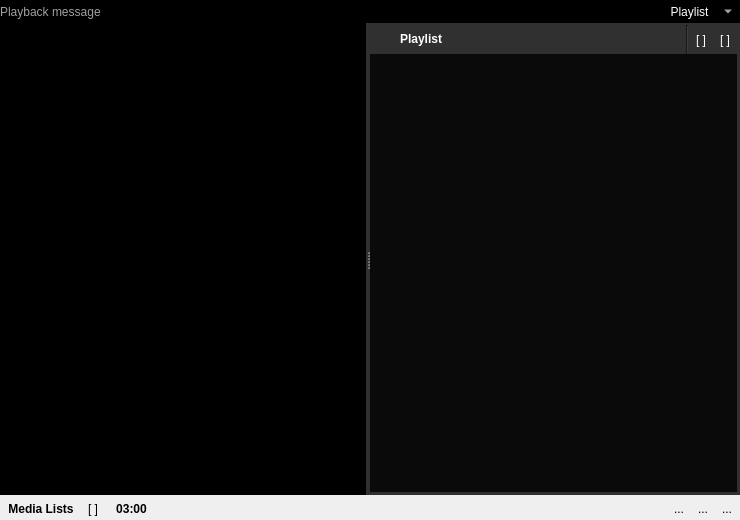
The window that src/mainwindow.ui (KDE/bangarang) describes before a commit, drawn with Qt 5.
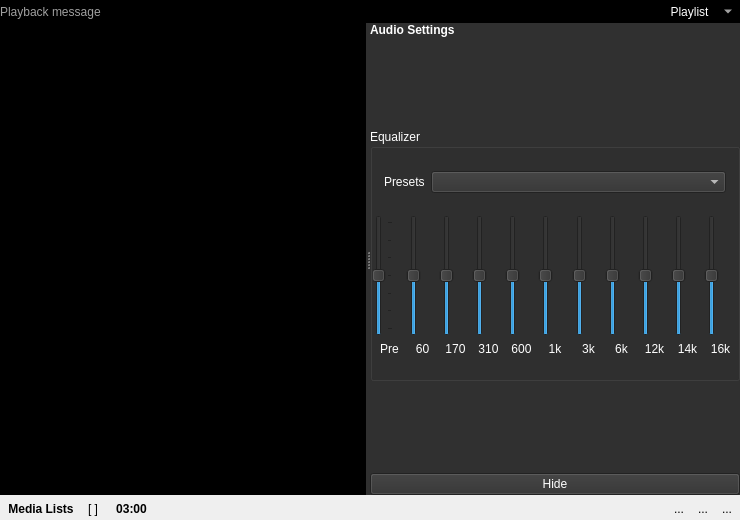
The same window after the commit. The open tabs and pages were chosen to show the change. Icons and pictures are not drawn. Custom widgets are drawn as their Qt base class.

Commit message: add audiosettings - equalizer.

The edit to the form file:
```diff
--- a/src/mainwindow.ui
+++ b/src/mainwindow.ui
@@ -4930,7 +4930,7 @@
                   <bool>true</bool>
                  </property>
                  <property name="currentIndex">
-                  <number>0</number>
+                  <number>1</number>
                  </property>
                  <widget class="QWidget" name="playlistHolderPage1">
                   <layout class="QVBoxLayout" name="verticalLayout_13">
@@ -5643,6 +5643,554 @@
                    </item>
                   </layout>
                  </widget>
+                 <widget class="QWidget" name="audioSettingsHolder">
+                  <layout class="QVBoxLayout" name="verticalLayout_38">
+                   <property name="margin">
+                    <number>0</number>
+                   </property>
+                   <item>
+                    <widget class="QLabel" name="label_2">
+                     <property name="font">
+                      <font>
+                       <weight>75</weight>
+                       <bold>true</bold>
+                      </font>
+                     </property>
+                     <property name="text">
+                      <string>Audio Settings</string>
+                     </property>
+                     <property name="margin">
+                      <number>8</number>
+                     </property>
+                    </widget>
+                   </item>
+                   <item>
+                    <widget class="QWidget" name="widget_10" native="true">
+                     <property name="sizePolicy">
+                      <sizepolicy hsizetype="Preferred" vsizetype="Expanding">
+                       <horstretch>0</horstretch>
+                       <verstretch>0</verstretch>
+                      </sizepolicy>
+                     </property>
+                     <property name="maximumSize">
+                      <size>
+                       <width>16777215</width>
+                       <height>80</height>
+                      </size>
+                     </property>
+                    </widget>
+                   </item>
+                   <item>
+                    <widget class="QGroupBox" name="groupBox">
+                     <property name="sizePolicy">
+                      <sizepolicy hsizetype="Preferred" vsizetype="Expanding">
+                       <horstretch>0</horstretch>
+                       <verstretch>0</verstretch>
+                      </sizepolicy>
+                     </property>
+                     <property name="title">
+                      <string>Equalizer</string>
+                     </property>
+                     <layout class="QVBoxLayout" name="verticalLayout_48">
+                      <property name="spacing">
+                       <number>0</number>
+                      </property>
+                      <property name="leftMargin">
+                       <number>0</number>
+                      </property>
+                      <property name="rightMargin">
+                       <number>0</number>
+                      </property>
+                      <item>
+                       <widget class="QWidget" name="widget_24" native="true">
+                        <layout class="QHBoxLayout" name="horizontalLayout_15">
+                         <item>
+                          <widget class="QLabel" name="label_12">
+                           <property name="text">
+                            <string>Presets</string>
+                           </property>
+                          </widget>
+                         </item>
+                         <item>
+                          <widget class="QComboBox" name="eqPresets">
+                           <property name="sizePolicy">
+                            <sizepolicy hsizetype="Expanding" vsizetype="Fixed">
+                             <horstretch>0</horstretch>
+                             <verstretch>0</verstretch>
+                            </sizepolicy>
+                           </property>
+                          </widget>
+                         </item>
+                        </layout>
+                       </widget>
+                      </item>
+                      <item>
+                       <widget class="QWidget" name="widget_23" native="true">
+                        <layout class="QHBoxLayout" name="horizontalLayout_16">
+                         <property name="spacing">
+                          <number>0</number>
+                         </property>
+                         <property name="margin">
+                          <number>0</number>
+                         </property>
+                         <item>
+                          <widget class="QWidget" name="widget_12" native="true">
+                           <property name="sizePolicy">
+                            <sizepolicy hsizetype="Minimum" vsizetype="Preferred">
+                             <horstretch>0</horstretch>
+                             <verstretch>0</verstretch>
+                            </sizepolicy>
+                           </property>
+                           <layout class="QVBoxLayout" name="verticalLayout_40">
+                            <property name="leftMargin">
+                             <number>0</number>
+                            </property>
+                            <property name="rightMargin">
+                             <number>0</number>
+                            </property>
+                            <item>
+                             <widget class="QSlider" name="eq1">
+                              <property name="minimum">
+                               <number>-12</number>
+                              </property>
+                              <property name="maximum">
+                               <number>12</number>
+                              </property>
+                              <property name="orientation">
+                               <enum>Qt::Vertical</enum>
+                              </property>
+                              <property name="tickPosition">
+                               <enum>QSlider::TicksBelow</enum>
+                              </property>
+                              <property name="tickInterval">
+                               <number>4</number>
+                              </property>
+                             </widget>
+                            </item>
+                            <item>
+                             <widget class="QLabel" name="eq1Label">
+                              <property name="text">
+                               <string>Pre</string>
+                              </property>
+                              <property name="alignment">
+                               <set>Qt::AlignCenter</set>
+                              </property>
+                             </widget>
+                            </item>
+                           </layout>
+                          </widget>
+                         </item>
+                         <item>
+                          <widget class="QWidget" name="widget_13" native="true">
+                           <layout class="QVBoxLayout" name="verticalLayout_41">
+                            <property name="leftMargin">
+                             <number>0</number>
+                            </property>
+                            <property name="rightMargin">
+                             <number>0</number>
+                            </property>
+                            <item>
+                             <widget class="QSlider" name="eq2">
+                              <property name="minimum">
+                               <number>-12</number>
+                              </property>
+                              <property name="maximum">
+                               <number>12</number>
+                              </property>
+                              <property name="orientation">
+                               <enum>Qt::Vertical</enum>
+                              </property>
+                              <property name="tickPosition">
+                               <enum>QSlider::NoTicks</enum>
+                              </property>
+                             </widget>
+                            </item>
+                            <item>
+                             <widget class="QLabel" name="eq2Label">
+                              <property name="text">
+                               <string>60</string>
+                              </property>
+                              <property name="alignment">
+                               <set>Qt::AlignCenter</set>
+                              </property>
+                             </widget>
+                            </item>
+                           </layout>
+                          </widget>
+                         </item>
+                         <item>
+                          <widget class="QWidget" name="widget_21" native="true">
+                           <layout class="QVBoxLayout" name="verticalLayout_50">
+                            <property name="leftMargin">
+                             <number>0</number>
+                            </property>
+                            <property name="rightMargin">
+                             <number>0</number>
+                            </property>
+                            <item>
+                             <widget class="QSlider" name="eq3">
+                              <property name="minimum">
+                               <number>-12</number>
+                              </property>
+                              <property name="maximum">
+                               <number>12</number>
+                              </property>
+                              <property name="orientation">
+                               <enum>Qt::Vertical</enum>
+                              </property>
+                              <property name="tickPosition">
+                               <enum>QSlider::NoTicks</enum>
+                              </property>
+                             </widget>
+                            </item>
+                            <item>
+                             <widget class="QLabel" name="eq3Label">
+                              <property name="text">
+                               <string>170</string>
+                              </property>
+                              <property name="alignment">
+                               <set>Qt::AlignCenter</set>
+                              </property>
+                             </widget>
+                            </item>
+                           </layout>
+                          </widget>
+                         </item>
+                         <item>
+                          <widget class="QWidget" name="widget_20" native="true">
+                           <layout class="QVBoxLayout" name="verticalLayout_49">
+                            <property name="leftMargin">
+                             <number>0</number>
+                            </property>
+                            <property name="rightMargin">
+                             <number>0</number>
+                            </property>
+                            <item>
+                             <widget class="QSlider" name="eq4">
+                              <property name="minimum">
+                               <number>-12</number>
+                              </property>
+                              <property name="maximum">
+                               <number>12</number>
+                              </property>
+                              <property name="orientation">
+                               <enum>Qt::Vertical</enum>
+                              </property>
+                              <property name="tickPosition">
+                               <enum>QSlider::NoTicks</enum>
+                              </property>
+                             </widget>
+                            </item>
+                            <item>
+                             <widget class="QLabel" name="eq4Label">
+                              <property name="text">
+                               <string>310</string>
+                              </property>
+                              <property name="alignment">
+                               <set>Qt::AlignCenter</set>
+                              </property>
+                             </widget>
+                            </item>
+                           </layout>
+                          </widget>
+                         </item>
+                         <item>
+                          <widget class="QWidget" name="widget_14" native="true">
+                           <layout class="QVBoxLayout" name="verticalLayout_42">
+                            <property name="leftMargin">
+                             <number>0</number>
+                            </property>
+                            <property name="rightMargin">
+                             <number>0</number>
+                            </property>
+                            <item>
+                             <widget class="QSlider" name="eq5">
+                              <property name="minimum">
+                               <number>-12</number>
+                              </property>
+                              <property name="maximum">
+                               <number>12</number>
+                              </property>
+                              <property name="orientation">
+                               <enum>Qt::Vertical</enum>
+                              </property>
+                              <property name="tickPosition">
+                               <enum>QSlider::NoTicks</enum>
+                              </property>
+                             </widget>
+                            </item>
+                            <item>
+                             <widget class="QLabel" name="eq5Label">
+                              <property name="text">
+                               <string>600</string>
+                              </property>
+                              <property name="alignment">
+                               <set>Qt::AlignCenter</set>
+                              </property>
+                             </widget>
+                            </item>
+                           </layout>
+                          </widget>
+                         </item>
+                         <item>
+                          <widget class="QWidget" name="widget_15" native="true">
+                           <layout class="QVBoxLayout" name="verticalLayout_43">
+                            <property name="leftMargin">
+                             <number>0</number>
+                            </property>
+                            <property name="rightMargin">
+                             <number>0</number>
+                            </property>
+                            <item>
+                             <widget class="QSlider" name="eq6">
+                              <property name="minimum">
+                               <number>-12</number>
+                              </property>
+                              <property name="maximum">
+                               <number>12</number>
+                              </property>
+                              <property name="orientation">
+                               <enum>Qt::Vertical</enum>
+                              </property>
+                              <property name="tickPosition">
+                               <enum>QSlider::NoTicks</enum>
+                              </property>
+                             </widget>
+                            </item>
+                            <item>
+                             <widget class="QLabel" name="eq6Label">
+                              <property name="text">
+                               <string>1k</string>
+                              </property>
+                              <property name="alignment">
+                               <set>Qt::AlignCenter</set>
+                              </property>
+                             </widget>
+                            </item>
+                           </layout>
+                          </widget>
+                         </item>
+                         <item>
+                          <widget class="QWidget" name="widget_16" native="true">
+                           <layout class="QVBoxLayout" name="verticalLayout_44">
+                            <property name="leftMargin">
+                             <number>0</number>
+                            </property>
+                            <property name="rightMargin">
+                             <number>0</number>
+                            </property>
+                            <item>
+                             <widget class="QSlider" name="eq7">
+                              <property name="minimum">
+                               <number>-12</number>
+                              </property>
+                              <property name="maximum">
+                               <number>12</number>
+                              </property>
+                              <property name="orientation">
+                               <enum>Qt::Vertical</enum>
+                              </property>
+                              <property name="tickPosition">
+                               <enum>QSlider::NoTicks</enum>
+                              </property>
+                             </widget>
+                            </item>
+                            <item>
+                             <widget class="QLabel" name="eq7Label">
+                              <property name="text">
+                               <string>3k</string>
+                              </property>
+                              <property name="alignment">
+                               <set>Qt::AlignCenter</set>
+                              </property>
+                             </widget>
+                            </item>
+                           </layout>
+                          </widget>
+                         </item>
+                         <item>
+                          <widget class="QWidget" name="widget_17" native="true">
+                           <layout class="QVBoxLayout" name="verticalLayout_45">
+                            <property name="leftMargin">
+                             <number>0</number>
+                            </property>
+                            <property name="rightMargin">
+                             <number>0</number>
+                            </property>
+                            <item>
+                             <widget class="QSlider" name="eq8">
+                              <property name="minimum">
+                               <number>-12</number>
+                              </property>
+                              <property name="maximum">
+                               <number>12</number>
+                              </property>
+                              <property name="orientation">
+                               <enum>Qt::Vertical</enum>
+                              </property>
+                              <property name="tickPosition">
+                               <enum>QSlider::NoTicks</enum>
+                              </property>
+                             </widget>
+                            </item>
+                            <item>
+                             <widget class="QLabel" name="eq8Label">
+                              <property name="text">
+                               <string>6k</string>
+                              </property>
+                              <property name="alignment">
+                               <set>Qt::AlignCenter</set>
+                              </property>
+                             </widget>
+                            </item>
+                           </layout>
+                          </widget>
+                         </item>
+                         <item>
+                          <widget class="QWidget" name="widget_18" native="true">
+                           <layout class="QVBoxLayout" name="verticalLayout_46">
+                            <property name="leftMargin">
+                             <number>0</number>
+                            </property>
+                            <property name="rightMargin">
+                             <number>0</number>
+                            </property>
+                            <item>
+                             <widget class="QSlider" name="eq9">
+                              <property name="minimum">
+                               <number>-12</number>
+                              </property>
+                              <property name="maximum">
+                               <number>12</number>
+                              </property>
+                              <property name="orientation">
+                               <enum>Qt::Vertical</enum>
+                              </property>
+                              <property name="tickPosition">
+                               <enum>QSlider::NoTicks</enum>
+                              </property>
+                             </widget>
+                            </item>
+                            <item>
+                             <widget class="QLabel" name="eq9Label">
+                              <property name="text">
+                               <string>12k</string>
+                              </property>
+                              <property name="alignment">
+                               <set>Qt::AlignCenter</set>
+                              </property>
+                             </widget>
+                            </item>
+                           </layout>
+                          </widget>
+                         </item>
+                         <item>
+                          <widget class="QWidget" name="widget_19" native="true">
+                           <layout class="QVBoxLayout" name="verticalLayout_47">
+                            <property name="leftMargin">
+                             <number>0</number>
+                            </property>
+                            <property name="rightMargin">
+                             <number>0</number>
+                            </property>
+                            <item>
+                             <widget class="QSlider" name="eq10">
+                              <property name="minimum">
+                               <number>-12</number>
+                              </property>
+                              <property name="maximum">
+                               <number>12</number>
+                              </property>
+                              <property name="orientation">
+                               <enum>Qt::Vertical</enum>
+                              </property>
+                              <property name="tickPosition">
+                               <enum>QSlider::NoTicks</enum>
+                              </property>
+                             </widget>
+                            </item>
+                            <item>
+                             <widget class="QLabel" name="eq10Label">
+                              <property name="text">
+                               <string>14k</string>
+                              </property>
+                              <property name="alignment">
+                               <set>Qt::AlignCenter</set>
+                              </property>
+                             </widget>
+                            </item>
+                           </layout>
+                          </widget>
+                         </item>
+                         <item>
+                          <widget class="QWidget" name="widget_22" native="true">
+                           <layout class="QVBoxLayout" name="verticalLayout_51">
+                            <property name="leftMargin">
+                             <number>0</number>
+                            </property>
+                            <property name="rightMargin">
+                             <number>0</number>
+                            </property>
+                            <item>
+                             <widget class="QSlider" name="eq11">
+                              <property name="minimum">
+                               <number>-12</number>
+                              </property>
+                              <property name="maximum">
+                               <number>12</number>
+                              </property>
+                              <property name="orientation">
+                               <enum>Qt::Vertical</enum>
+                              </property>
+                              <property name="tickPosition">
+                               <enum>QSlider::NoTicks</enum>
+                              </property>
+                             </widget>
+                            </item>
+                            <item>
+                             <widget class="QLabel" name="eq11Label">
+                              <property name="text">
+                               <string>16k</string>
+                              </property>
+                              <property name="alignment">
+                               <set>Qt::AlignCenter</set>
+                              </property>
+                             </widget>
+                            </item>
+                           </layout>
+                          </widget>
+                         </item>
+                        </layout>
+                       </widget>
+                      </item>
+                     </layout>
+                    </widget>
+                   </item>
+                   <item>
+                    <widget class="QWidget" name="widget_11" native="true">
+                     <property name="sizePolicy">
+                      <sizepolicy hsizetype="Preferred" vsizetype="Expanding">
+                       <horstretch>0</horstretch>
+                       <verstretch>0</verstretch>
+                      </sizepolicy>
+                     </property>
+                     <property name="maximumSize">
+                      <size>
+                       <width>16777215</width>
+                       <height>80</height>
+                      </size>
+                     </property>
+                    </widget>
+                   </item>
+                   <item>
+                    <widget class="QPushButton" name="hideAudioSettings">
+                     <property name="text">
+                      <string>Hide</string>
+                     </property>
+                    </widget>
+                   </item>
+                  </layout>
+                 </widget>
                  <widget class="QWidget" name="videoSettingsPage">
                   <layout class="QVBoxLayout" name="verticalLayout_7">
                    <property name="spacing">
```
Left out of the diff: 11 changed lines with no effect on the pictures. The commit also changes 7 other files.
